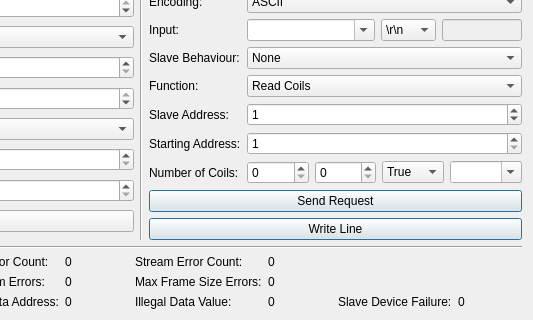
This is src/brickv/plugin_system/plugins/rs485/ui/rs485.ui in Tinkerforge/brickv as Qt 5 draws it before an edit; both pictures show x 250 to 783 and y 585 to 905 of the 783 by 905 pixel window. The edited form follows.
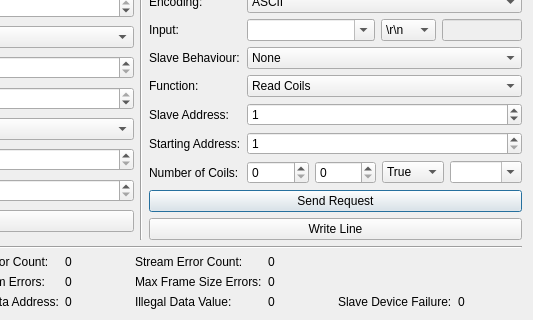
This is the edited form. Custom widgets are drawn as their Qt base class.

Commit message: rs485: Don't send input twice if enter is pressed.

The edit to the form file:
```diff
--- a/src/brickv/plugin_system/plugins/rs485/ui/rs485.ui
+++ b/src/brickv/plugin_system/plugins/rs485/ui/rs485.ui
@@ -579,7 +579,7 @@
           <string>Write Line</string>
          </property>
          <property name="default">
-          <bool>true</bool>
+          <bool>false</bool>
          </property>
         </widget>
        </item>
```
